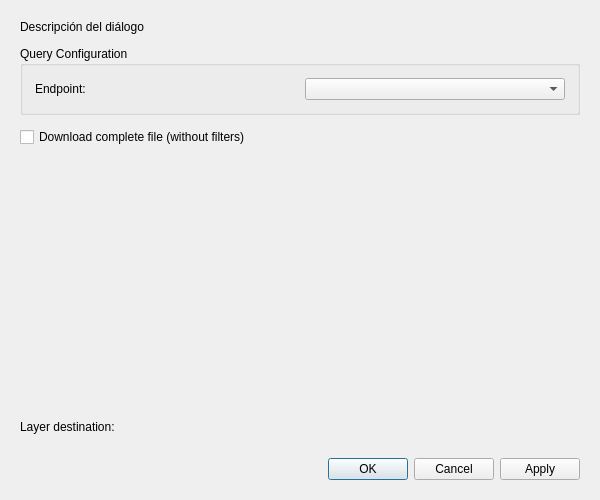
This is ui/endpoint_dialog.ui in datosgobar/georef-ar-qgis-plugin as Qt 5 draws it before an edit. The edited form follows.
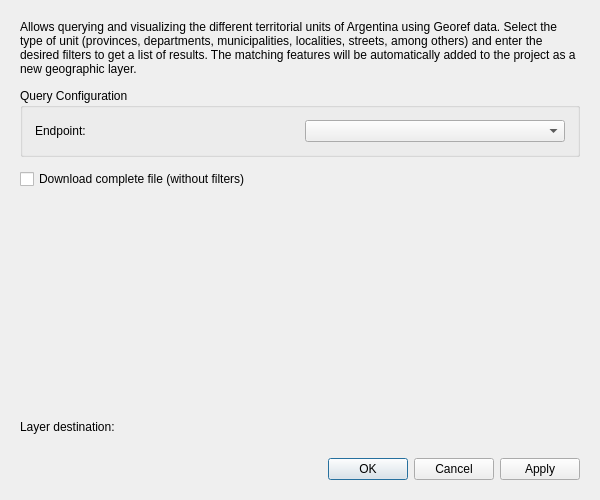
This is the edited form. Custom widgets are drawn as their Qt base class.

The edit to the form file:
```diff
--- a/ui/endpoint_dialog.ui
+++ b/ui/endpoint_dialog.ui
@@ -32,7 +32,10 @@
    <item>
     <widget class="QLabel" name="dialog_description">
      <property name="text">
-      <string>Descripción del diálogo</string>
+      <string>Allows querying and visualizing the different territorial units of Argentina using Georef data. Select the type of unit (provinces, departments, municipalities, localities, streets, among others) and enter the desired filters to get a list of results. The matching features will be automatically added to the project as a new geographic layer.</string>
+     </property>
+     <property name="wordWrap">
+      <bool>true</bool>
      </property>
     </widget>
    </item>
```
Left out of the diff: 2 changed lines with no effect on the pictures.
